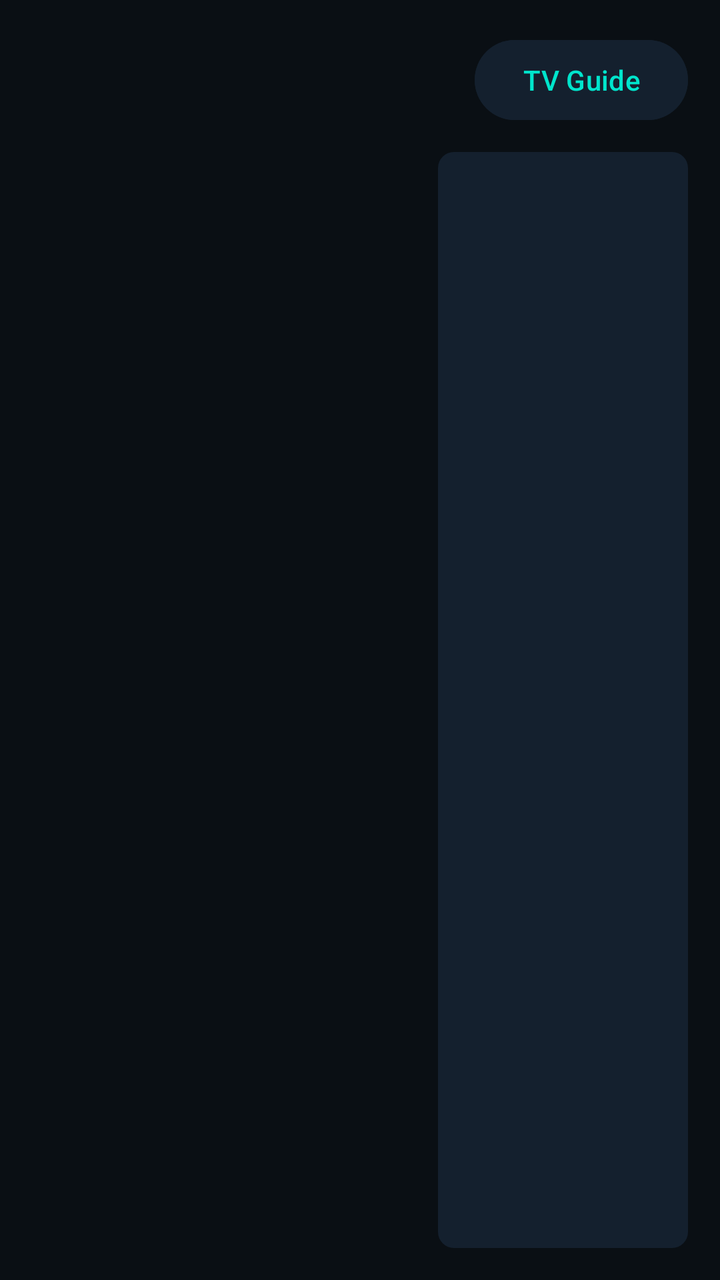
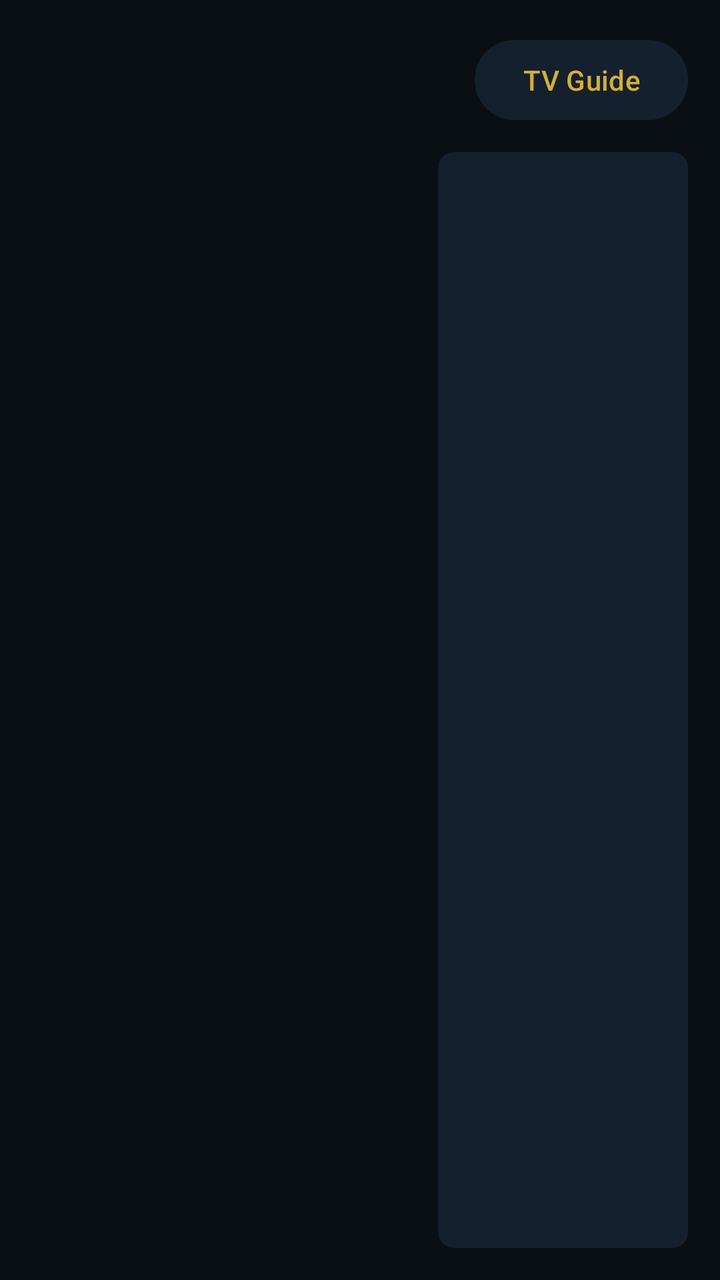

Compare the two renders of this Android layout. The source of the first and the diff that turns it into the second are given below.
<!-- AndroidManifest.xml: application theme Theme.ZyneLabsSTB -->
<!-- res/layout/activity_channels.xml -->
<?xml version="1.0" encoding="utf-8"?>
<LinearLayout xmlns:android="http://schemas.android.com/apk/res/android"
    android:layout_width="match_parent"
    android:layout_height="match_parent"
    android:background="@color/background"
    android:orientation="vertical"
    android:padding="16dp">

    <LinearLayout
        android:layout_width="match_parent"
        android:layout_height="wrap_content"
        android:layout_marginBottom="12dp"
        android:gravity="center_vertical"
        android:orientation="horizontal">

        <TextView
            android:id="@+id/tvTitle"
            android:layout_width="0dp"
            android:layout_height="wrap_content"
            android:layout_weight="1"
            android:textColor="@color/teal"
            android:textSize="26sp"
            android:textStyle="bold" />

        <Button
            android:id="@+id/btnGuide"
            android:layout_width="wrap_content"
            android:layout_height="wrap_content"
            android:backgroundTint="@color/surface"
            android:text="@string/tv_guide"
            android:textColor="@color/teal" />

    </LinearLayout>

    <LinearLayout
        android:layout_width="match_parent"
        android:layout_height="match_parent"
        android:orientation="horizontal">

        <FrameLayout
            android:layout_width="0dp"
            android:layout_height="match_parent"
            android:layout_weight="3">

            <androidx.recyclerview.widget.RecyclerView
                android:id="@+id/recyclerView"
                android:layout_width="match_parent"
                android:layout_height="match_parent"
                android:clipToPadding="false" />

            <ProgressBar
                android:id="@+id/progressBar"
                android:layout_width="wrap_content"
                android:layout_height="wrap_content"
                android:layout_gravity="center"
                android:indeterminateTint="@color/teal" />

            <LinearLayout
                android:layout_width="wrap_content"
                android:layout_height="wrap_content"
                android:layout_gravity="center"
                android:gravity="center"
                android:orientation="vertical"
                android:padding="24dp">

                <TextView
                    android:id="@+id/tvError"
                    android:layout_width="wrap_content"
                    android:layout_height="wrap_content"
                    android:layout_marginBottom="16dp"
                    android:textColor="@color/text_secondary"
                    android:textSize="16sp"
                    android:visibility="gone" />

                <Button
                    android:id="@+id/btnRetry"
                    android:layout_width="wrap_content"
                    android:layout_height="wrap_content"
                    android:backgroundTint="@color/teal"
                    android:text="@string/retry"
                    android:textColor="@color/background"
                    android:visibility="gone" />

            </LinearLayout>

        </FrameLayout>

        <ScrollView
            android:layout_width="0dp"
            android:layout_height="match_parent"
            android:layout_marginStart="16dp"
            android:layout_weight="2"
            android:background="@drawable/edit_text_background"
            android:padding="16dp">

            <LinearLayout
                android:layout_width="match_parent"
                android:layout_height="wrap_content"
                android:orientation="vertical">

                <TextView
                    android:id="@+id/tvEpgChannel"
                    android:layout_width="wrap_content"
                    android:layout_height="wrap_content"
                    android:layout_marginBottom="8dp"
                    android:textColor="@color/teal"
                    android:textSize="18sp"
                    android:textStyle="bold" />

                <TextView
                    android:id="@+id/tvEpgNow"
                    android:layout_width="wrap_content"
                    android:layout_height="wrap_content"
                    android:layout_marginBottom="8dp"
                    android:textColor="@color/text_primary"
                    android:textSize="16sp" />

                <TextView
                    android:id="@+id/tvEpgNext"
                    android:layout_width="wrap_content"
                    android:layout_height="wrap_content"
                    android:layout_marginBottom="8dp"
                    android:textColor="@color/text_secondary"
                    android:textSize="15sp" />

                <TextView
                    android:id="@+id/tvEpgDesc"
                    android:layout_width="wrap_content"
                    android:layout_height="wrap_content"
                    android:textColor="@color/text_secondary"
                    android:textSize="14sp" />

            </LinearLayout>

        </ScrollView>

    </LinearLayout>

</LinearLayout>
<!-- resources referenced by this layout -->
<resources>
  <color name="background">#0A0F14</color>
  <color name="surface">#14202E</color>
  <color name="teal">#00E5CC</color>
  <color name="text_primary">#FFFFFF</color>
  <color name="text_secondary">#B0BEC5</color>
  <!-- drawable edit_text_background (drawable) -->
  <?xml version="1.0" encoding="utf-8"?>
  <selector xmlns:android="http://schemas.android.com/apk/res/android">
      <item android:state_focused="true">
          <shape android:shape="rectangle">
              <solid android:color="@color/surface" />
              <stroke android:width="2dp" android:color="@color/gold" />
              <corners android:radius="8dp" />
          </shape>
      </item>
      <item>
          <shape android:shape="rectangle">
              <solid android:color="@color/surface" />
              <corners android:radius="8dp" />
          </shape>
      </item>
  </selector>
  <string name="retry">Retry</string>
  <string name="tv_guide">TV Guide</string>
  <style name="Theme.ZyneLabsSTB" parent="Theme.Material3.Dark.NoActionBar">
          <item name="colorPrimary">@color/gold</item>
          <item name="colorOnPrimary">@color/background</item>
          <item name="colorSecondary">@color/teal</item>
          <item name="android:windowBackground">@color/background</item>
          <item name="android:statusBarColor">@color/background</item>
          <item name="android:navigationBarColor">@color/background</item>
          <item name="android:textColorPrimary">@color/text_primary</item>
      </style>
  <color name="gold">#D4AF37</color>
</resources>

<!-- the commit's change to res/layout/activity_channels.xml (unified diff, before → after) -->
@@ -18,7 +18,7 @@
             android:layout_width="0dp"
             android:layout_height="wrap_content"
             android:layout_weight="1"
-            android:textColor="@color/teal"
+            android:textColor="@color/gold"
             android:textSize="26sp"
             android:textStyle="bold" />
 
@@ -28,7 +28,7 @@
             android:layout_height="wrap_content"
             android:backgroundTint="@color/surface"
             android:text="@string/tv_guide"
-            android:textColor="@color/teal" />
+            android:textColor="@color/gold" />
 
     </LinearLayout>
 
@@ -53,7 +53,7 @@
                 android:layout_width="wrap_content"
                 android:layout_height="wrap_content"
                 android:layout_gravity="center"
-                android:indeterminateTint="@color/teal" />
+                android:indeterminateTint="@color/gold" />
 
             <LinearLayout
                 android:layout_width="wrap_content"
@@ -76,7 +76,7 @@
                     android:id="@+id/btnRetry"
                     android:layout_width="wrap_content"
                     android:layout_height="wrap_content"
-                    android:backgroundTint="@color/teal"
+                    android:backgroundTint="@color/gold"
                     android:text="@string/retry"
                     android:textColor="@color/background"
                     android:visibility="gone" />
@@ -103,7 +103,7 @@
                     android:layout_width="wrap_content"
                     android:layout_height="wrap_content"
                     android:layout_marginBottom="8dp"
-                    android:textColor="@color/teal"
+                    android:textColor="@color/gold"
                     android:textSize="18sp"
                     android:textStyle="bold" />
 
